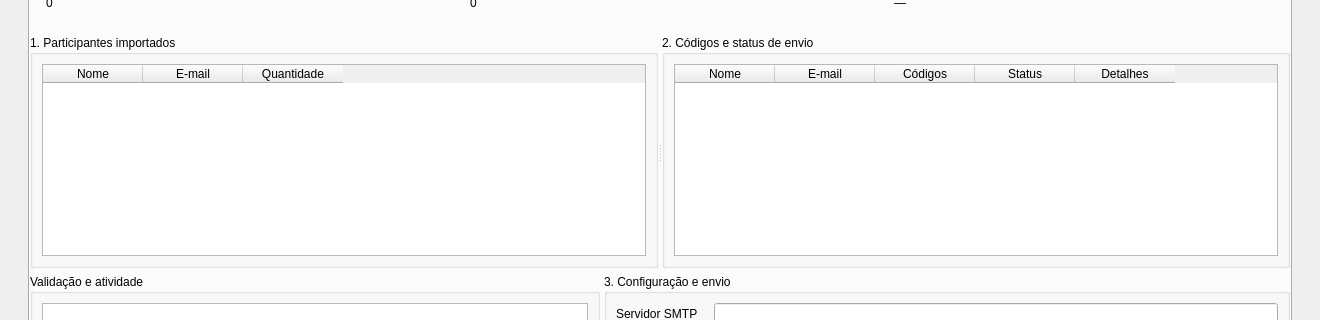
Above: assets/main_window.ui from Alexpiltzz/DracmaSort before the change; both pictures show x 0 to 1320 and y 212 to 532 of the 1320 by 820 pixel window. Below: the same form after it.
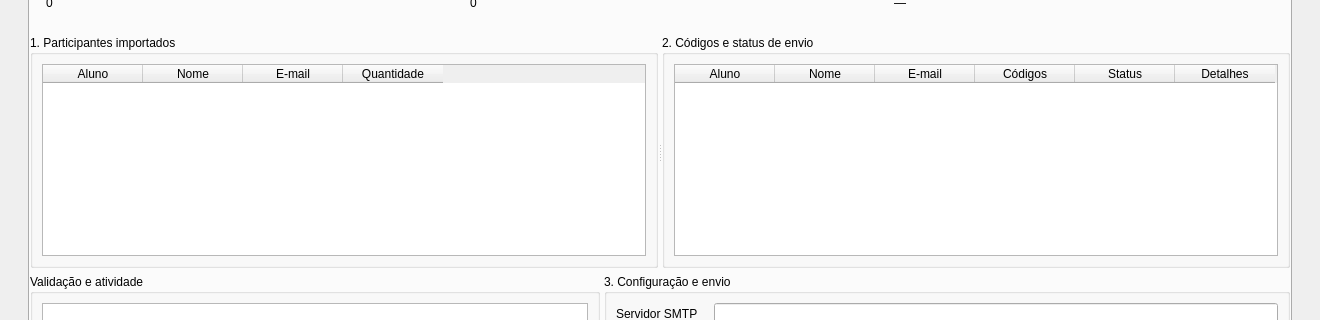
That is the form after the change.

The edit to the form file:
```diff
--- a/assets/main_window.ui
+++ b/assets/main_window.ui
@@ -324,6 +324,11 @@
               <attribute name="verticalHeaderVisible">
                <bool>false</bool>
               </attribute>
+              <column>
+               <property name="text">
+                <string>Aluno</string>
+               </property>
+              </column>
               <column>
                <property name="text">
                 <string>Nome</string>
@@ -368,6 +373,11 @@
               <attribute name="verticalHeaderVisible">
                <bool>false</bool>
               </attribute>
+<column>
+                <property name="text">
+                 <string>Aluno</string>
+                </property>
+               </column>
               <column>
                <property name="text">
                 <string>Nome</string>
```
Lines whose indentation alone changed are shown as unchanged.
